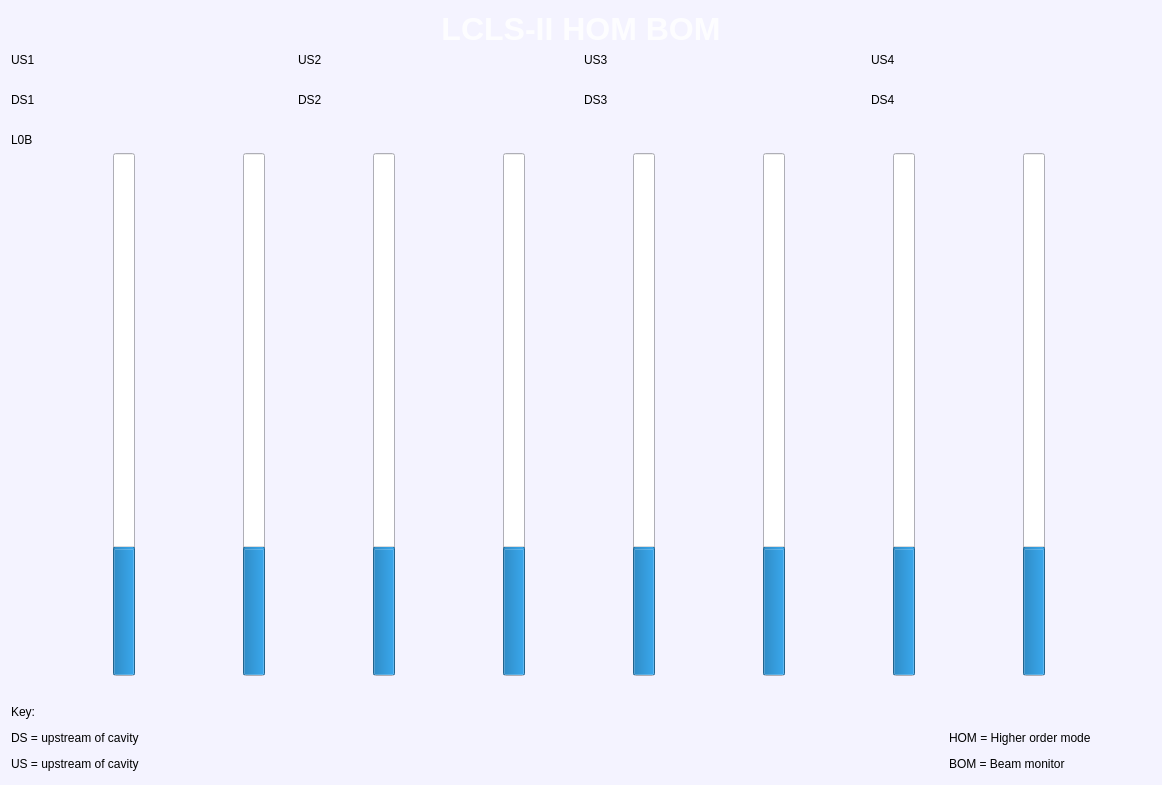
First picture: the form in hombom.ui, repository slaclab/hombom, before the edit.
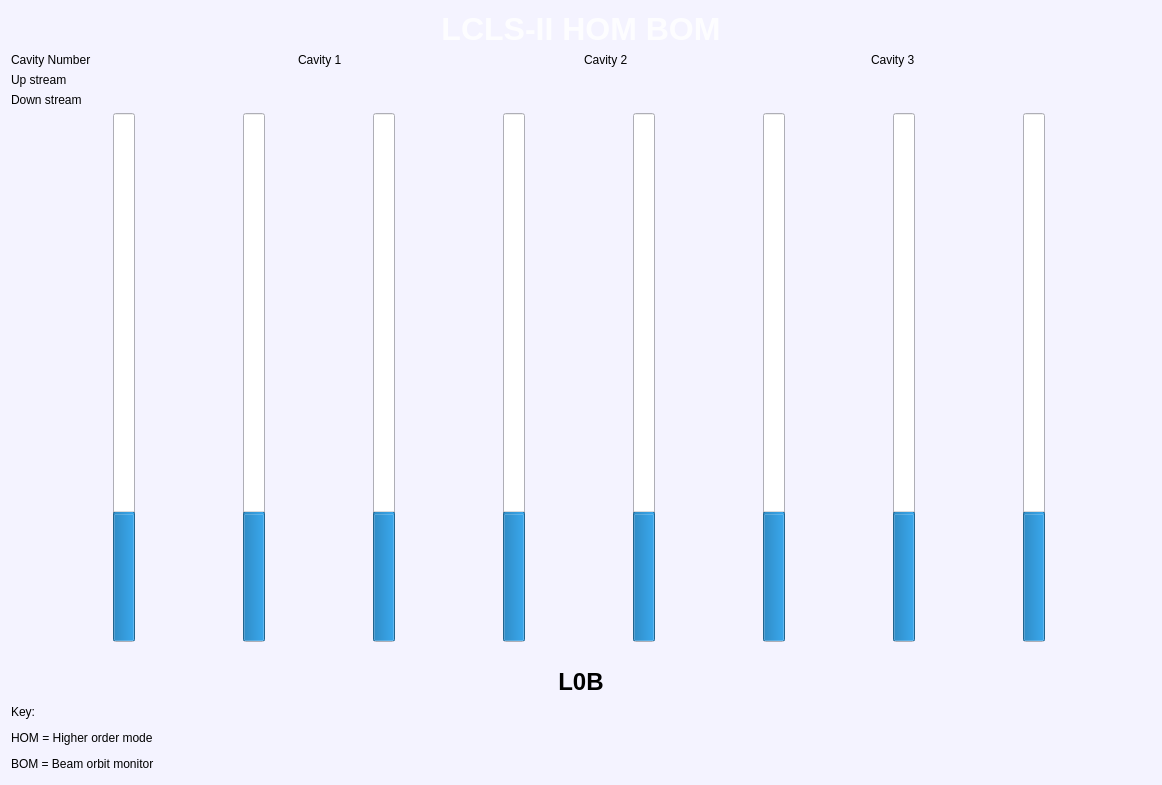
Second picture: the form after the edit. Icons and pictures are not drawn. Custom widgets are drawn as their Qt base class.

```diff
--- a/hombom.ui
+++ b/hombom.ui
@@ -456,81 +456,9 @@
    <string>Form</string>
   </property>
   <layout class="QGridLayout" name="gridLayout_5">
-   <item row="2" column="0">
-    <layout class="QGridLayout" name="gridLayout">
-     <item row="2" column="3">
-      <widget class="PyDMLabel" name="PyDMLabel_6">
-       <property name="toolTip">
-        <string/>
-       </property>
-       <property name="text">
-        <string>DS3</string>
-       </property>
-      </widget>
-     </item>
-     <item row="3" column="3">
-      <widget class="PyDMLabel" name="PyDMLabel_13">
-       <property name="toolTip">
-        <string/>
-       </property>
-      </widget>
-     </item>
-     <item row="2" column="1">
-      <widget class="PyDMLabel" name="PyDMLabel_2">
-       <property name="toolTip">
-        <string/>
-       </property>
-       <property name="text">
-        <string>DS1</string>
-       </property>
-      </widget>
-     </item>
-     <item row="2" column="2">
-      <widget class="PyDMLabel" name="PyDMLabel_5">
-       <property name="toolTip">
-        <string/>
-       </property>
-       <property name="text">
-        <string>DS2</string>
-       </property>
-      </widget>
-     </item>
-     <item row="3" column="1">
-      <widget class="PyDMLabel" name="PyDMLabel_4">
-       <property name="toolTip">
-        <string/>
-       </property>
-      </widget>
-     </item>
-     <item row="3" column="2">
-      <widget class="PyDMLabel" name="PyDMLabel_3">
-       <property name="toolTip">
-        <string/>
-       </property>
-      </widget>
-     </item>
-     <item row="2" column="4">
-      <widget class="PyDMLabel" name="PyDMLabel_14">
-       <property name="toolTip">
-        <string/>
-       </property>
-       <property name="text">
-        <string>DS4</string>
-       </property>
-      </widget>
-     </item>
-     <item row="3" column="4">
-      <widget class="PyDMLabel" name="PyDMLabel_15">
-       <property name="toolTip">
-        <string/>
-       </property>
-      </widget>
-     </item>
-    </layout>
-   </item>
-   <item row="5" column="0">
+   <item row="4" column="0">
     <layout class="QGridLayout" name="gridLayout_3">
-     <item row="2" column="3">
+     <item row="3" column="3">
       <widget class="PyDMLabel" name="PyDMLabel">
        <property name="toolTip">
         <string/>
@@ -543,6 +471,23 @@
        </property>
       </widget>
      </item>
+     <item row="4" column="3">
+      <widget class="QLabel" name="label">
+       <property name="font">
+        <font>
+         <pointsize>18</pointsize>
+         <weight>75</weight>
+         <bold>true</bold>
+        </font>
+       </property>
+       <property name="text">
+        <string>L0B</string>
+       </property>
+       <property name="alignment">
+        <set>Qt::AlignCenter</set>
+       </property>
+      </widget>
+     </item>
     </layout>
    </item>
    <item row="0" column="0">
@@ -686,7 +631,7 @@
      </property>
     </widget>
    </item>
-   <item row="4" column="0">
+   <item row="3" column="0">
     <layout class="QHBoxLayout" name="horizontalLayout">
      <item>
       <widget class="QProgressBar" name="progressBar_8">
@@ -770,7 +715,7 @@
      </item>
     </layout>
    </item>
-   <item row="6" column="0">
+   <item row="5" column="0">
     <layout class="QGridLayout" name="gridLayout_4">
      <item row="1" column="2">
       <spacer name="horizontalSpacer_2">
@@ -798,38 +743,6 @@
        </property>
       </spacer>
      </item>
-     <item row="2" column="0">
-      <widget class="PyDMLabel" name="PyDMLabel_17">
-       <property name="maximumSize">
-        <size>
-         <width>16777215</width>
-         <height>93</height>
-        </size>
-       </property>
-       <property name="toolTip">
-        <string/>
-       </property>
-       <property name="text">
-        <string>US = upstream of cavity</string>
-       </property>
-      </widget>
-     </item>
-     <item row="1" column="0">
-      <widget class="PyDMLabel" name="PyDMLabel_18">
-       <property name="maximumSize">
-        <size>
-         <width>16777215</width>
-         <height>92</height>
-        </size>
-       </property>
-       <property name="toolTip">
-        <string/>
-       </property>
-       <property name="text">
-        <string>DS = upstream of cavity</string>
-       </property>
-      </widget>
-     </item>
      <item row="0" column="0">
       <widget class="PyDMLabel" name="PyDMLabel_16">
        <property name="sizePolicy">
@@ -865,7 +778,7 @@
        </property>
       </spacer>
      </item>
-     <item row="1" column="1">
+     <item row="1" column="0">
       <widget class="PyDMLabel" name="PyDMLabel_23">
        <property name="toolTip">
         <string/>
@@ -875,28 +788,18 @@
        </property>
       </widget>
      </item>
-     <item row="2" column="1">
+     <item row="2" column="0">
       <widget class="PyDMLabel" name="PyDMLabel_24">
        <property name="toolTip">
         <string/>
        </property>
        <property name="text">
-        <string>BOM = Beam monitor</string>
+        <string>BOM = Beam orbit monitor</string>
        </property>
       </widget>
      </item>
     </layout>
    </item>
-   <item row="3" column="0">
-    <widget class="PyDMLabel" name="PyDMLabel_22">
-     <property name="toolTip">
-      <string/>
-     </property>
-     <property name="text">
-      <string>L0B</string>
-     </property>
-    </widget>
-   </item>
    <item row="1" column="0">
     <layout class="QGridLayout" name="gridLayout_2">
      <item row="2" column="4">
@@ -905,7 +808,7 @@
         <string/>
        </property>
        <property name="text">
-        <string>US4</string>
+        <string>Cavity 3</string>
        </property>
       </widget>
      </item>
@@ -915,7 +818,7 @@
         <string/>
        </property>
        <property name="text">
-        <string>US3</string>
+        <string>Cavity 2</string>
        </property>
       </widget>
      </item>
@@ -925,7 +828,7 @@
         <string/>
        </property>
        <property name="text">
-        <string>US2</string>
+        <string>Cavity 1</string>
        </property>
       </widget>
      </item>
@@ -943,11 +846,31 @@
        </property>
       </widget>
      </item>
-     <item row="3" column="1">
+     <item row="3" column="2">
+      <widget class="PyDMLabel" name="PyDMLabel_11">
+       <property name="toolTip">
+        <string/>
+       </property>
+      </widget>
+     </item>
+     <item row="4" column="0">
+      <widget class="PyDMLabel" name="PyDMLabel_2">
+       <property name="toolTip">
+        <string/>
+       </property>
+       <property name="text">
+        <string>Down stream </string>
+       </property>
+      </widget>
+     </item>
+     <item row="3" column="0">
       <widget class="PyDMLabel" name="PyDMLabel_8">
        <property name="toolTip">
         <string/>
        </property>
+       <property name="text">
+        <string>Up stream</string>
+       </property>
        <property name="precision" stdset="0">
         <number>0</number>
        </property>
@@ -965,84 +888,41 @@
        </property>
       </widget>
      </item>
-     <item row="3" column="2">
-      <widget class="PyDMLabel" name="PyDMLabel_11">
-       <property name="toolTip">
-        <string/>
-       </property>
-      </widget>
-     </item>
-     <item row="2" column="1">
+     <item row="2" column="0">
       <widget class="PyDMLabel" name="PyDMLabel_7">
        <property name="palette">
         <palette>
-         <active>
-          <colorrole role="Text">
-           <brush brushstyle="SolidPattern">
-            <color alpha="216">
-             <red>251</red>
-             <green>251</green>
-             <blue>251</blue>
-            </color>
-           </brush>
-          </colorrole>
-          <colorrole role="PlaceholderText">
-           <brush brushstyle="SolidPattern">
-            <color alpha="128">
-             <red>251</red>
-             <green>251</green>
-             <blue>251</blue>
-            </color>
-           </brush>
-          </colorrole>
-         </active>
-         <inactive>
-          <colorrole role="Text">
-           <brush brushstyle="SolidPattern">
-            <color alpha="216">
-             <red>251</red>
-             <green>251</green>
-             <blue>251</blue>
-            </color>
-           </brush>
-          </colorrole>
-          <colorrole role="PlaceholderText">
-           <brush brushstyle="SolidPattern">
-            <color alpha="128">
-             <red>251</red>
-             <green>251</green>
-             <blue>251</blue>
-            </color>
-           </brush>
-          </colorrole>
-         </inactive>
-         <disabled>
-          <colorrole role="Text">
-           <brush brushstyle="SolidPattern">
-            <color alpha="63">
-             <red>0</red>
-             <green>0</green>
-             <blue>0</blue>
-            </color>
-           </brush>
-          </colorrole>
-          <colorrole role="PlaceholderText">
-           <brush brushstyle="SolidPattern">
-            <color alpha="128">
-             <red>0</red>
-             <green>0</green>
-             <blue>0</blue>
-            </color>
-           </brush>
-          </colorrole>
-         </disabled>
+         <active/>
+         <inactive/>
+         <disabled/>
         </palette>
        </property>
        <property name="toolTip">
         <string/>
        </property>
        <property name="text">
-        <string>US1</string>
+        <string>Cavity Number</string>
+       </property>
+      </widget>
+     </item>
+     <item row="4" column="2">
+      <widget class="PyDMLabel" name="PyDMLabel_3">
+       <property name="toolTip">
+        <string/>
+       </property>
+      </widget>
+     </item>
+     <item row="4" column="3">
+      <widget class="PyDMLabel" name="PyDMLabel_4">
+       <property name="toolTip">
+        <string/>
+       </property>
+      </widget>
+     </item>
+     <item row="4" column="4">
+      <widget class="PyDMLabel" name="PyDMLabel_5">
+       <property name="toolTip">
+        <string/>
        </property>
       </widget>
      </item>
```
Left out of the diff: 7 changed lines with no effect on the pictures.
